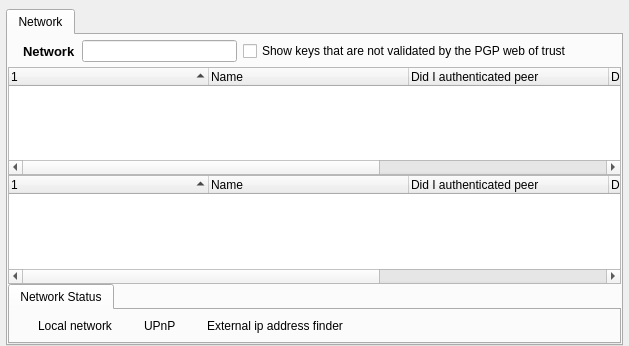
First picture: the form in retroshare-gui/src/gui/NetworkDialog.ui, repository RetroShare/RetroShare, before the edit.
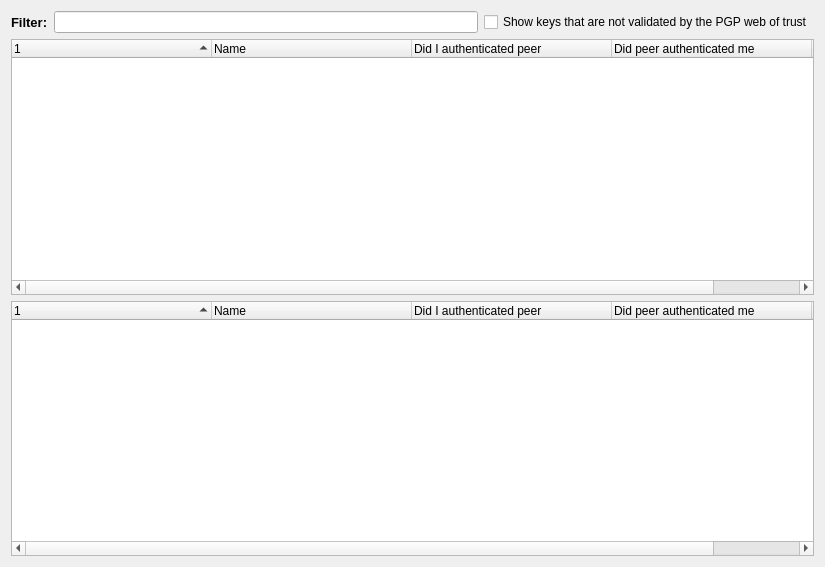
Second picture: the form after the edit. Icons and pictures are not drawn. Custom widgets are drawn as their Qt base class.

Commit message: moved networkview and network dialog into tabs of Friends. Renamed "group chat" into "broadcast", removed chat lobbies => will be set elsewhere.

The edit to the form file:
```diff
--- a/retroshare-gui/src/gui/NetworkDialog.ui
+++ b/retroshare-gui/src/gui/NetworkDialog.ui
@@ -6,46 +6,44 @@
    <rect>
     <x>0</x>
     <y>0</y>
-    <width>629</width>
-    <height>346</height>
+    <width>825</width>
+    <height>567</height>
    </rect>
   </property>
-  <layout class="QGridLayout">
-   <property name="leftMargin">
-    <number>6</number>
-   </property>
-   <property name="topMargin">
-    <number>9</number>
-   </property>
-   <property name="rightMargin">
-    <number>6</number>
-   </property>
-   <property name="bottomMargin">
-    <number>0</number>
-   </property>
-   <item row="0" column="0">
-    <widget class="QTabWidget" name="networkTab">
-     <property name="tabPosition">
-      <enum>QTabWidget::North</enum>
-     </property>
-     <property name="currentIndex">
-      <number>0</number>
-     </property>
-     <widget class="QWidget" name="networkTab_1">
-      <attribute name="title">
-       <string>Network</string>
-      </attribute>
-      <layout class="QGridLayout">
-       <property name="horizontalSpacing">
-        <number>6</number>
-       </property>
-       <property name="verticalSpacing">
-        <number>0</number>
-       </property>
-       <property name="margin">
-        <number>0</number>
-       </property>
-       <item row="1" column="0">
+  <layout class="QVBoxLayout" name="verticalLayout">
+   <item>
+    <layout class="QHBoxLayout" name="horizontalLayout">
+     <item>
+      <widget class="QLabel" name="titleBarLabel">
+       <property name="font">
+        <font>
+         <pointsize>10</pointsize>
+         <weight>75</weight>
+         <bold>true</bold>
+        </font>
+       </property>
+       <property name="text">
+        <string>Filter:</string>
+       </property>
+      </widget>
+     </item>
+     <item>
+      <widget class="LineEditClear" name="filterLineEdit">
+       <property name="toolTip">
+        <string>Search Network</string>
+       </property>
+      </widget>
+     </item>
+     <item>
+      <widget class="QCheckBox" name="showUnvalidKeys">
+       <property name="text">
+        <string>Show keys that are not validated by the PGP web of trust</string>
+       </property>
+      </widget>
+     </item>
+    </layout>
+   </item>
+   <item>
         <widget class="QTreeWidget" name="connecttreeWidget">
          <property name="sizePolicy">
           <sizepolicy hsizetype="Expanding" vsizetype="Expanding">
@@ -125,230 +123,7 @@
          </column>
         </widget>
        </item>
-       <item row="0" column="0">
-        <widget class="QFrame" name="titleBarFrame">
-         <property name="minimumSize">
-          <size>
-           <width>0</width>
-           <height>32</height>
-          </size>
-         </property>
-         <layout class="QHBoxLayout" name="horizontalLayout_2">
-          <property name="margin">
-           <number>2</number>
-          </property>
           <item>
-           <widget class="QLabel" name="titleBarPixmap">
-            <property name="maximumSize">
-             <size>
-              <width>22</width>
-              <height>22</height>
-             </size>
-            </property>
-            <property name="text">
-             <string/>
-            </property>
-            <property name="pixmap">
-             <pixmap resource="images.qrc">:/images/rs1.png</pixmap>
-            </property>
-            <property name="scaledContents">
-             <bool>true</bool>
-            </property>
-           </widget>
-          </item>
-          <item>
-           <widget class="QLabel" name="titleBarLabel">
-            <property name="font">
-             <font>
-              <pointsize>10</pointsize>
-              <weight>75</weight>
-              <bold>true</bold>
-             </font>
-            </property>
-            <property name="text">
-             <string>Network</string>
-            </property>
-           </widget>
-          </item>
-          <item>
-           <widget class="LineEditClear" name="filterLineEdit">
-            <property name="toolTip">
-             <string>Search Network</string>
-            </property>
-           </widget>
-          </item>
-          <item>
-           <widget class="QCheckBox" name="showUnvalidKeys">
-            <property name="text">
-             <string>Show keys that are not validated by the PGP web of trust</string>
-            </property>
-           </widget>
-          </item>
-          <item>
-           <widget class="QToolButton" name="viewButton">
-            <property name="focusPolicy">
-             <enum>Qt::NoFocus</enum>
-            </property>
-            <property name="toolTip">
-             <string>Display</string>
-            </property>
-            <property name="icon">
-             <iconset resource="images.qrc">
-              <normaloff>:/images/looknfeel.png</normaloff>:/images/looknfeel.png</iconset>
-            </property>
-            <property name="iconSize">
-             <size>
-              <width>32</width>
-              <height>16</height>
-             </size>
-            </property>
-            <property name="popupMode">
-             <enum>QToolButton::InstantPopup</enum>
-            </property>
-            <property name="autoRaise">
-             <bool>true</bool>
-            </property>
-           </widget>
-          </item>
-         </layout>
-        </widget>
-       </item>
-       <item row="3" column="0">
-        <widget class="QTabWidget" name="tabBottom">
-         <property name="maximumSize">
-          <size>
-           <width>16777215</width>
-           <height>60</height>
-          </size>
-         </property>
-         <property name="tabPosition">
-          <enum>QTabWidget::North</enum>
-         </property>
-         <property name="currentIndex">
-          <number>0</number>
-         </property>
-         <widget class="QWidget" name="networkstatus">
-          <attribute name="title">
-           <string>Network Status</string>
-          </attribute>
-          <layout class="QGridLayout">
-           <item row="0" column="0">
-            <layout class="QGridLayout">
-             <property name="leftMargin">
-              <number>6</number>
-             </property>
-             <property name="rightMargin">
-              <number>6</number>
-             </property>
-             <item row="0" column="0">
-              <widget class="QLabel" name="iconlabel_netLimited">
-               <property name="maximumSize">
-                <size>
-                 <width>16</width>
-                 <height>16</height>
-                </size>
-               </property>
-               <property name="text">
-                <string/>
-               </property>
-               <property name="pixmap">
-                <pixmap resource="images.qrc">:/images/ledoff1.png</pixmap>
-               </property>
-              </widget>
-             </item>
-             <item row="0" column="1">
-              <widget class="QLabel" name="textlabel_netLimited">
-               <property name="text">
-                <string>Local network</string>
-               </property>
-              </widget>
-             </item>
-            </layout>
-           </item>
-           <item row="0" column="1">
-            <layout class="QGridLayout">
-             <property name="leftMargin">
-              <number>6</number>
-             </property>
-             <property name="rightMargin">
-              <number>6</number>
-             </property>
-             <item row="0" column="0">
-              <widget class="QLabel" name="iconlabel_upnp">
-               <property name="maximumSize">
-                <size>
-                 <width>16</width>
-                 <height>16</height>
-                </size>
-               </property>
-               <property name="text">
-                <string/>
-               </property>
-               <property name="pixmap">
-                <pixmap resource="images.qrc">:/images/ledoff1.png</pixmap>
-               </property>
-              </widget>
-             </item>
-             <item row="0" column="1">
-              <widget class="QLabel" name="textlabel_upnp">
-               <property name="text">
-                <string>UPnP</string>
-               </property>
-              </widget>
-             </item>
-            </layout>
-           </item>
-           <item row="0" column="2">
-            <layout class="QGridLayout">
-             <property name="leftMargin">
-              <number>6</number>
-             </property>
-             <property name="rightMargin">
-              <number>6</number>
-             </property>
-             <item row="0" column="0">
-              <widget class="QLabel" name="iconlabel_ext">
-               <property name="maximumSize">
-                <size>
-                 <width>16</width>
-                 <height>16</height>
-                </size>
-               </property>
-               <property name="text">
-                <string/>
-               </property>
-               <property name="pixmap">
-                <pixmap resource="images.qrc">:/images/ledoff1.png</pixmap>
-               </property>
-              </widget>
-             </item>
-             <item row="0" column="1">
-              <widget class="QLabel" name="textlabel_ext">
-               <property name="text">
-                <string>External ip address finder</string>
-               </property>
-              </widget>
-             </item>
-            </layout>
-           </item>
-           <item row="0" column="3">
-            <spacer name="horizontalSpacer">
-             <property name="orientation">
-              <enum>Qt::Horizontal</enum>
-             </property>
-             <property name="sizeHint" stdset="0">
-              <size>
-               <width>250</width>
-               <height>13</height>
-              </size>
-             </property>
-            </spacer>
-           </item>
-          </layout>
-         </widget>
-        </widget>
-       </item>
-       <item row="2" column="0">
         <widget class="QTreeWidget" name="unvalidGPGkeyWidget">
          <property name="contextMenuPolicy">
           <enum>Qt::CustomContextMenu</enum>
@@ -393,10 +168,6 @@
            <string>Cert Id</string>
           </property>
          </column>
-        </widget>
-       </item>
-      </layout>
-     </widget>
     </widget>
    </item>
   </layout>
```
Lines whose indentation alone changed are shown as unchanged. The commit also changes 10 other files.
